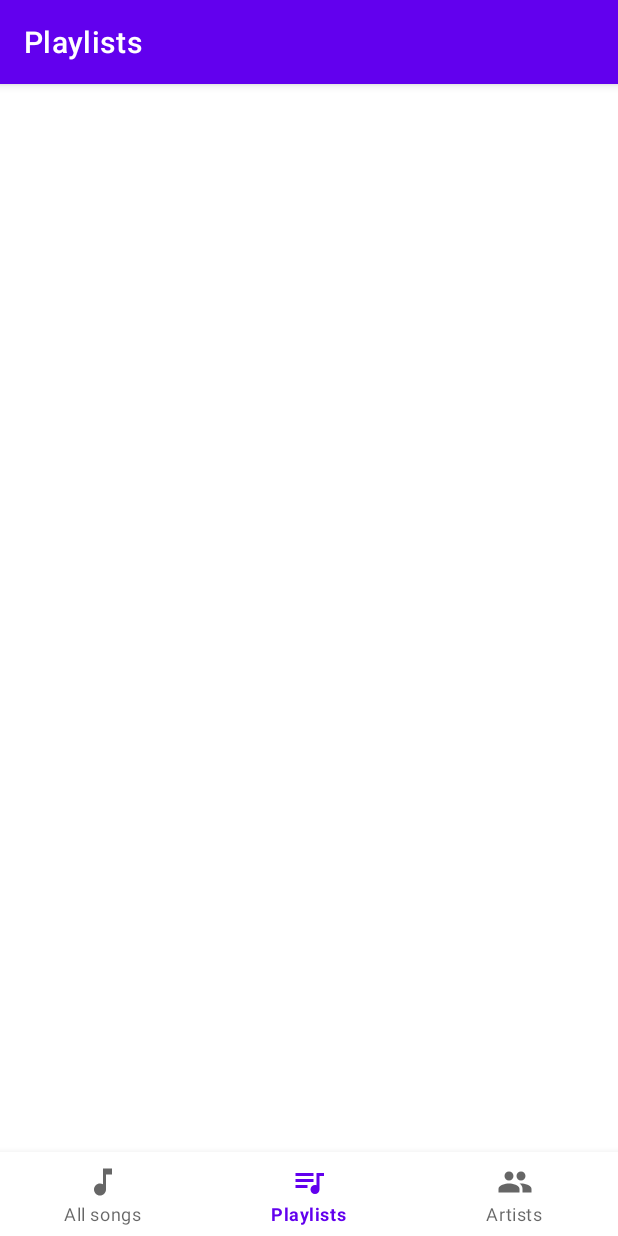
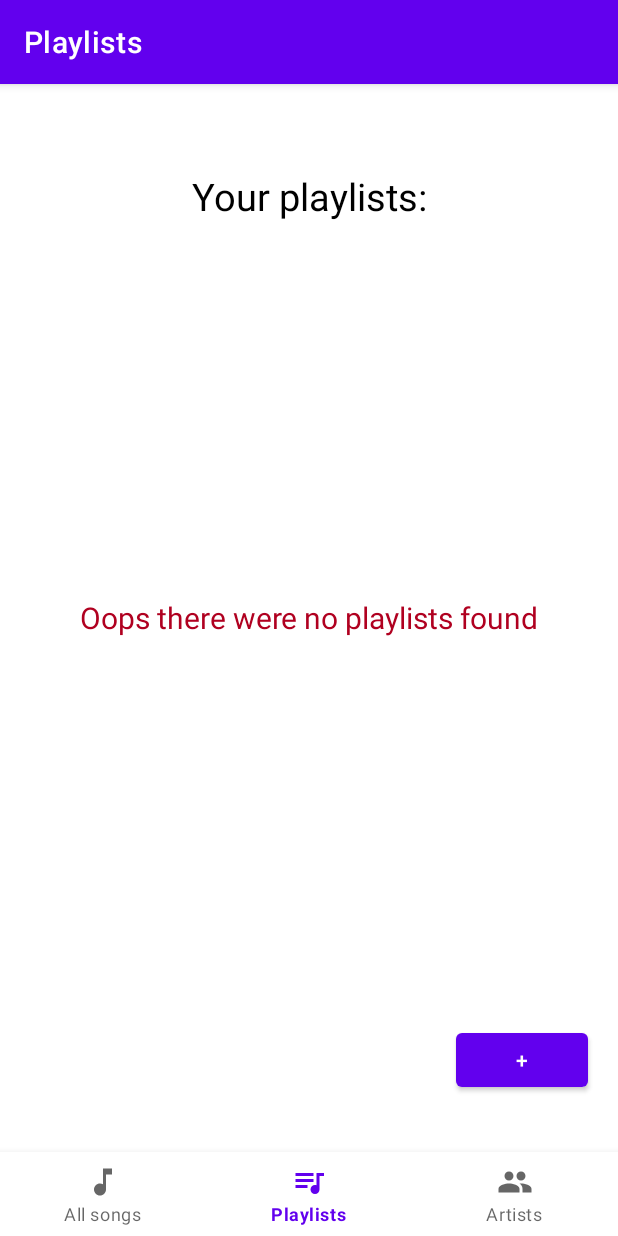
Before and after one commit to hannamkrtchian/Music-Player-App, an Android app: the screen it shows after launch (MainActivity), item 2 of the bottom bar chosen, on a phone screen of 412 x 824 dp. Run offline under Robolectric (Android 15) with nearby library versions, the phone set to English and light mode, and no system bars; our stand-ins replace Room's generated code, navigation-ui; 3 statements that could not run were skipped.

Commit message:
updated playlistDao, PlaylistDatabase, PlaylistRepository, build gradle files (room error fixed), created MusicApplication class & showSongsList activity

```diff
--- a/app/build.gradle.kts
+++ b/app/build.gradle.kts
@@ -1,6 +1,7 @@
 plugins {
     id("com.android.application")
     id("org.jetbrains.kotlin.android")
+    id("com.google.devtools.ksp")
 }
 
 android {
@@ -59,4 +60,7 @@ dependencies {
     androidTestImplementation("androidx.test.espresso:espresso-core:3.5.1")
     implementation("com.github.bumptech.glide:glide:4.16.0")
     implementation("androidx.room:room-runtime:2.6.1")
+    implementation("org.jetbrains.kotlinx:kotlinx-coroutines-android:1.7.1")
+    implementation("androidx.room:room-ktx:2.6.1")
+    ksp("androidx.room:room-compiler:2.6.1")
 }
--- a/app/src/main/AndroidManifest.xml
+++ b/app/src/main/AndroidManifest.xml
@@ -8,6 +8,7 @@
     <uses-permission android:name="android.permission.READ_MEDIA_AUDIO" />
 
     <application
+        android:name=".MusicApplication"
         android:allowBackup="true"
         android:dataExtractionRules="@xml/data_extraction_rules"
         android:fullBackupContent="@xml/backup_rules"
@@ -17,6 +18,9 @@
         android:supportsRtl="true"
         android:theme="@style/Theme.MusicPlayerApp"
         tools:targetApi="31">
+        <activity
+            android:name=".ui.ShowSongListActivity"
+            android:exported="false" />
         <activity
             android:name=".ui.MusicPlayerActivity"
             android:exported="false" />
--- /dev/null
+++ b/app/src/main/java/com/example/musicplayerapp/MusicApplication.kt
@@ -0,0 +1,26 @@
+package com.example.musicplayerapp
+
+import android.app.Application
+import com.example.musicplayerapp.data.database.PlaylistDatabase
+import com.example.musicplayerapp.data.database.PlaylistRepository
+
+class MusicApplication : Application() {
+
+    lateinit var database: PlaylistDatabase
+        private set
+
+    lateinit var repository: PlaylistRepository
+        private set
+
+    override fun onCreate() {
+        super.onCreate()
+
+        // Obtain an instance of the database using your custom getDatabase function
+        database = PlaylistDatabase.getDatabase(this)
+
+        // Create a repository using the database instance
+        repository = PlaylistRepository(database.playlistDao())
+
+        // Other initialization code...
+    }
+}
--- a/app/src/main/java/com/example/musicplayerapp/data/database/PlaylistDao.kt
+++ b/app/src/main/java/com/example/musicplayerapp/data/database/PlaylistDao.kt
@@ -1,6 +1,5 @@
 package com.example.musicplayerapp.data.database
 
-import androidx.lifecycle.LiveData
 import androidx.room.Dao
 import androidx.room.Delete
 import androidx.room.Insert
@@ -8,11 +7,12 @@ import androidx.room.OnConflictStrategy
 import androidx.room.Query
 import androidx.room.Update
 import com.example.musicplayerapp.data.database.entities.Playlist
+import kotlinx.coroutines.flow.Flow
 
 @Dao
 interface PlaylistDao {
     @Query("SELECT * FROM playlist")
-    fun getAllPlaylists(): LiveData<List<Playlist>>
+    fun getAllPlaylists(): Flow<List<Playlist>>
 
     @Insert(onConflict = OnConflictStrategy.REPLACE)
     suspend fun insertPlaylist(playlist: Playlist)
--- a/app/src/main/java/com/example/musicplayerapp/data/database/PlaylistDatabase.kt
+++ b/app/src/main/java/com/example/musicplayerapp/data/database/PlaylistDatabase.kt
@@ -1,4 +1,4 @@
-package com.example.musicplayerapp.data.database;
+package com.example.musicplayerapp.data.database
 
 import android.content.Context
 import androidx.room.Database
@@ -6,7 +6,7 @@ import androidx.room.Room
 import androidx.room.RoomDatabase
 import com.example.musicplayerapp.data.database.entities.Playlist
 
-@Database(entities = [Playlist::class], version = 1)
+@Database(entities = [Playlist::class], version = 1, exportSchema = false)
 abstract class PlaylistDatabase : RoomDatabase() {
     abstract fun playlistDao(): PlaylistDao
 
@@ -23,8 +23,8 @@ abstract class PlaylistDatabase : RoomDatabase() {
                 val instance = Room.databaseBuilder(
                     context.applicationContext,
                     PlaylistDatabase::class.java,
-                    "word_database"
-                ).build()
+                    "playlist_database",
+                ).fallbackToDestructiveMigration().build()
                 INSTANCE = instance
                 // return instance
                 instance
--- a/app/src/main/java/com/example/musicplayerapp/data/database/PlaylistRepository.kt
+++ b/app/src/main/java/com/example/musicplayerapp/data/database/PlaylistRepository.kt
@@ -8,7 +8,7 @@ import kotlinx.coroutines.flow.Flow
 class PlaylistRepository(private val playlistDao: PlaylistDao) {
     // Room executes all queries on a separate thread.
     // Observed Flow will notify the observer when the data has changed.
-    val allPlaylists: Flow<List<Playlist>> = playlistDao.getAllPlaylists().asFlow()
+    val allPlaylists: Flow<List<Playlist>> = playlistDao.getAllPlaylists()
 
     @WorkerThread
     suspend fun insert(playlist: Playlist) {
--- a/app/src/main/java/com/example/musicplayerapp/data/database/entities/Playlist.kt
+++ b/app/src/main/java/com/example/musicplayerapp/data/database/entities/Playlist.kt
@@ -1,8 +1,9 @@
 package com.example.musicplayerapp.data.database.entities
 
+import android.os.Parcel
+import android.os.Parcelable
 import androidx.room.Entity
 import androidx.room.PrimaryKey
-import com.example.musicplayerapp.AudioModel
 
 @Entity(tableName = "playlist")
 data class Playlist(
--- a/app/src/main/java/com/example/musicplayerapp/ui/allSongs/AllSongsViewModel.kt
+++ b/app/src/main/java/com/example/musicplayerapp/ui/allSongs/AllSongsViewModel.kt
@@ -54,7 +54,7 @@ class AllSongsViewModel : ViewModel() {
         val cursor =
             context.applicationContext.contentResolver.query(uri, cursorCol, selection, selectionArgs, null)
 
-        // If the cusor count is greater than 0 then parse the data and get the art id.
+        // If the cursor count is greater than 0 then parse the data and get the art id.
         if (cursor != null && cursor.moveToFirst()) {
             val albumId = cursor.getLong(cursor.getColumnIndexOrThrow(MediaStore.Audio.Media.ALBUM_ID))
             val sArtworkUri = Uri.parse("content://media/external/audio/albumart")
--- a/app/src/main/java/com/example/musicplayerapp/ui/playlists/PlaylistsFragment.kt
+++ b/app/src/main/java/com/example/musicplayerapp/ui/playlists/PlaylistsFragment.kt
@@ -1,38 +1,97 @@
 package com.example.musicplayerapp.ui.playlists
 
+import android.content.Context
 import android.os.Bundle
 import android.view.LayoutInflater
 import android.view.View
 import android.view.ViewGroup
+import android.widget.Button
 import android.widget.TextView
 import androidx.fragment.app.Fragment
+import androidx.lifecycle.ViewModel
 import androidx.lifecycle.ViewModelProvider
+import androidx.lifecycle.lifecycleScope
+import androidx.recyclerview.widget.RecyclerView
+import com.example.musicplayerapp.MusicApplication
+import com.example.musicplayerapp.R
+import com.example.musicplayerapp.data.database.PlaylistRepository
+import com.example.musicplayerapp.data.database.entities.Playlist
 import com.example.musicplayerapp.databinding.FragmentPlaylistsBinding
+import kotlinx.coroutines.launch
 
-class PlaylistsFragment : Fragment() {
+class PlaylistsFragment : Fragment(), CreatePlaylistDialogFragment.CreatePlaylistDialogListener {
 
     private var _binding: FragmentPlaylistsBinding? = null
+    private lateinit var viewModel: ViewModel
 
     // This property is only valid between onCreateView and
     // onDestroyView.
     private val binding get() = _binding!!
+
+    // Declare variables
+    private lateinit var recyclerView: RecyclerView
+    private lateinit var textViewNoPlaylists: TextView
+    private lateinit var addPlaylistButton: Button
+    private lateinit var appContext: Context
+    private lateinit var playlistsRepository: PlaylistRepository
 
     override fun onCreateView(
         inflater: LayoutInflater,
         container: ViewGroup?,
         savedInstanceState: Bundle?
     ): View {
-        val playlistsViewModel =
-            ViewModelProvider(this).get(PlaylistsViewModel::class.java)
+        _binding = FragmentPlaylistsBinding.inflate(inflater, container, false)
 
-        _binding = FragmentPlaylistsBinding.inflate(inflater, container, false)
-        val root: View = binding.root
+        return binding.root
+    }
 
-        val textView: TextView = binding.textDashboard
-        playlistsViewModel.text.observe(viewLifecycleOwner) {
-            textView.text = it
+    override fun onViewCreated(view: View, savedInstanceState: Bundle?) {
+        super.onViewCreated(view, savedInstanceState)
+
+        val application = requireActivity().application as MusicApplication
+        playlistsRepository = application.repository
+
+        val viewModelFactory = PlaylistsViewModelFactory(playlistsRepository)
+        viewModel = ViewModelProvider(this, viewModelFactory)[PlaylistsViewModel::class.java]
+
+
+        // Get the recyclerview with the playlists and the textview with "no playlists"
+        recyclerView = view.findViewById(R.id.recycler_view_all_playlists)
+        textViewNoPlaylists = view.findViewById(R.id.no_playlists)
+        addPlaylistButton = view.findViewById(R.id.add_playlist)
+
+        // add playlist
+        addPlaylistButton.setOnClickListener {
+            val dialog = CreatePlaylistDialogFragment()
+            dialog.setTargetFragment(this, 0)
+            dialog.show(requireActivity().supportFragmentManager, "CreatePlaylistDialogFragment")
         }
-        return root
+
+        lifecycleScope.launch {
+            (viewModel as PlaylistsViewModel).allPlaylists.collect { playlists ->
+                if (playlists.isNotEmpty()) {
+                    recyclerView.visibility = View.VISIBLE
+                    textViewNoPlaylists.visibility = View.GONE
+
+                    val adapter = PlaylistAdapter(playlists, appContext)
+                    recyclerView.adapter = adapter
+                } else {
+                    recyclerView.visibility = View.GONE
+                    textViewNoPlaylists.visibility = View.VISIBLE
+                }
+            }
+        }
+    }
+
+    // This method will be called when the user clicks "Create" in the dialog
+    override fun onCreatePlaylist(name: String) {
+        if (name.isNotBlank()) {
+            val playlist = Playlist(0, name)
+            (viewModel as PlaylistsViewModel).insertPlaylist(playlist)
+        } else {
+            // Handle case where playlist name is empty
+            // Show an error message or take appropriate action
+        }
     }
 
     override fun onDestroyView() {
--- a/app/src/main/java/com/example/musicplayerapp/ui/playlists/PlaylistsViewModel.kt
+++ b/app/src/main/java/com/example/musicplayerapp/ui/playlists/PlaylistsViewModel.kt
@@ -1,11 +1,8 @@
 package com.example.musicplayerapp.ui.playlists
 
-import androidx.lifecycle.LiveData
 import androidx.lifecycle.ViewModel
-import androidx.lifecycle.asLiveData
+import androidx.lifecycle.ViewModelProvider
 import androidx.lifecycle.viewModelScope
-import com.example.musicplayerapp.data.database.PlaylistDao
-import com.example.musicplayerapp.data.database.PlaylistDatabase
 import com.example.musicplayerapp.data.database.PlaylistRepository
 import com.example.musicplayerapp.data.database.entities.Playlist
 import kotlinx.coroutines.Dispatchers
@@ -14,7 +11,7 @@ import kotlinx.coroutines.launch
 
 class PlaylistsViewModel(private val playlistRepository: PlaylistRepository) : ViewModel() {
 
-    private val allPlaylists: Flow<List<Playlist>> = playlistRepository.allPlaylists
+    val allPlaylists: Flow<List<Playlist>> = playlistRepository.allPlaylists
 
     fun insertPlaylist(playlist: Playlist) {
         viewModelScope.launch(Dispatchers.IO) {
@@ -34,3 +31,13 @@ class PlaylistsViewModel(private val playlistRepository: PlaylistRepository) : V
         }
     }
 }
+
+class PlaylistsViewModelFactory(private val playlistRepository: PlaylistRepository) : ViewModelProvider.Factory {
+    override fun <T : ViewModel> create(modelClass: Class<T>): T {
+        if (modelClass.isAssignableFrom(PlaylistsViewModel::class.java)) {
+            @Suppress("UNCHECKED_CAST")
+            return PlaylistsViewModel(playlistRepository) as T
+        }
+        throw IllegalArgumentException("Unknown ViewModel class")
+    }
+}
--- a/app/src/main/res/layout/fragment_playlists.xml
+++ b/app/src/main/res/layout/fragment_playlists.xml
@@ -1,22 +1,57 @@
 <?xml version="1.0" encoding="utf-8"?>
-<androidx.constraintlayout.widget.ConstraintLayout xmlns:android="http://schemas.android.com/apk/res/android"
-    xmlns:app="http://schemas.android.com/apk/res-auto"
+<RelativeLayout xmlns:android="http://schemas.android.com/apk/res/android"
     xmlns:tools="http://schemas.android.com/tools"
     android:layout_width="match_parent"
     android:layout_height="match_parent"
-    tools:context=".ui.playlists.PlaylistsFragment">
+    tools:context=".ui.allSongs.AllSongsFragment">
 
     <TextView
-        android:id="@+id/text_dashboard"
-        android:layout_width="match_parent"
+        android:id="@+id/playlist_text"
+        android:layout_width="wrap_content"
         android:layout_height="wrap_content"
-        android:layout_marginStart="8dp"
-        android:layout_marginTop="8dp"
-        android:layout_marginEnd="8dp"
+        android:padding="10dp"
+        android:layout_marginTop="30dp"
+        android:text="@string/your_playlists"
+        android:textColor="@color/black"
+        android:textSize="25sp"
+        android:layout_centerHorizontal="true" />
+
+    <TextView
+        android:id="@+id/no_playlists"
+        android:layout_width="wrap_content"
+        android:layout_height="wrap_content"
+        android:layout_marginTop="240dp"
+        android:padding="15dp"
+        android:text="@string/oops_there_were_no_playlists_found"
         android:textAlignment="center"
+        android:textColor="@color/design_default_color_error"
+        android:visibility="gone"
+        android:layout_centerHorizontal="true"
+        android:layout_centerVertical="true"
         android:textSize="20sp"
-        app:layout_constraintBottom_toBottomOf="parent"
-        app:layout_constraintEnd_toEndOf="parent"
-        app:layout_constraintStart_toStartOf="parent"
-        app:layout_constraintTop_toTopOf="parent" />
-</androidx.constraintlayout.widget.ConstraintLayout>
+        android:layout_marginStart="20dp"
+        android:layout_marginEnd="20dp"
+        />
+
+    <androidx.recyclerview.widget.RecyclerView
+        android:id="@+id/recycler_view_all_playlists"
+        android:layout_width="wrap_content"
+        android:layout_height="wrap_content"
+        android:layout_below="@+id/playlist_text"
+        android:layout_marginStart="20dp"
+        android:layout_marginTop="10dp"
+        android:layout_marginEnd="20dp"
+        android:layout_marginBottom="40dp"
+        android:padding="5dp" />
+
+    <Button
+        android:layout_width="wrap_content"
+        android:layout_height="wrap_content"
+        android:id="@+id/add_playlist"
+        android:text="@string/plus"
+        android:layout_alignParentEnd="true"
+        android:layout_alignParentBottom="true"
+        android:layout_marginEnd="20dp"
+        android:layout_marginBottom="20dp" />
+
+</RelativeLayout>
--- a/app/src/main/res/values/strings.xml
+++ b/app/src/main/res/values/strings.xml
@@ -19,4 +19,11 @@
     <string name="hyphen">-</string>
     <string name="back_button">back button</string>
     <string name="icon_cover">icon cover</string>
+    <string name="your_playlists">Your playlists:</string>
+    <string name="oops_there_were_no_playlists_found">Oops there were no playlists found</string>
+    <string name="name_playlist">Name playlist</string>
+    <string name="plus">+</string>
+    <string name="create">Create</string>
+    <string name="cancel">Cancel</string>
+    <string name="title_of_the_playlist">Title of the playlist</string>
 </resources>
--- a/build.gradle.kts
+++ b/build.gradle.kts
@@ -2,4 +2,5 @@
 plugins {
     id("com.android.application") version "8.1.1" apply false
     id("org.jetbrains.kotlin.android") version "1.9.0" apply false
+    id("com.google.devtools.ksp") version "1.9.0-1.0.12" apply false
 }
```
Also changed, not shown: app/src/main/java/com/example/musicplayerapp/ui/ShowSongListActivity.kt (added, +14 -0 lines), app/src/main/java/com/example/musicplayerapp/ui/playlists/CreatePlaylistDialogFragment.kt (added, +36 -0 lines), app/src/main/java/com/example/musicplayerapp/ui/playlists/PlaylistAdapter.kt (added, +47 -0 lines), app/src/main/res/layout/activity_show_song_list.xml (renamed from app/src/main/res/layout/fragment_all_songs.xml, +5 -5 lines), app/src/main/res/layout/playlist_dialog.xml (added, +29 -0 lines).
